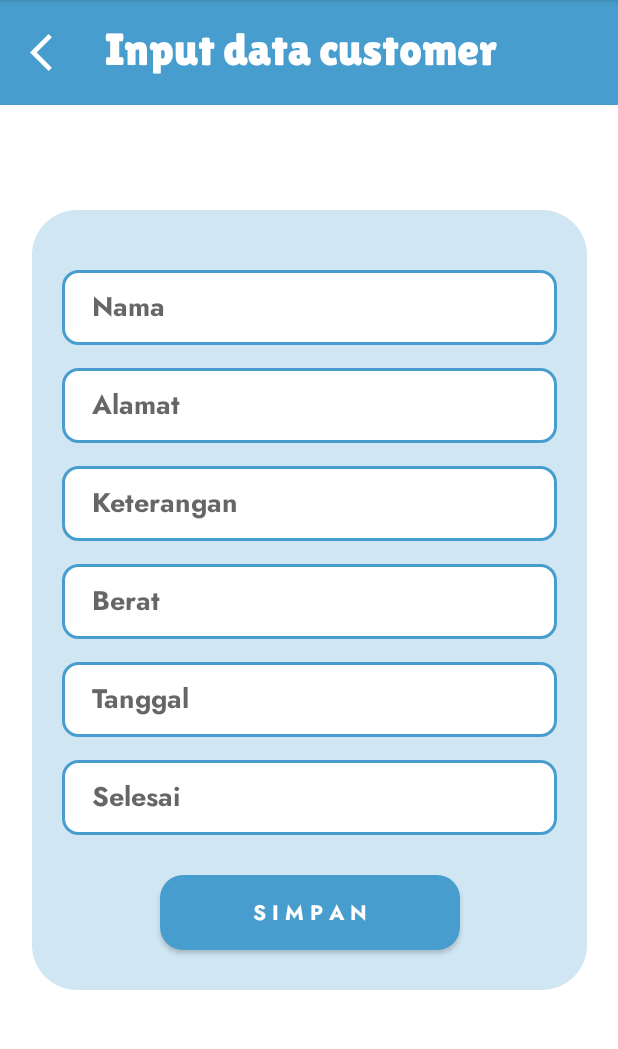
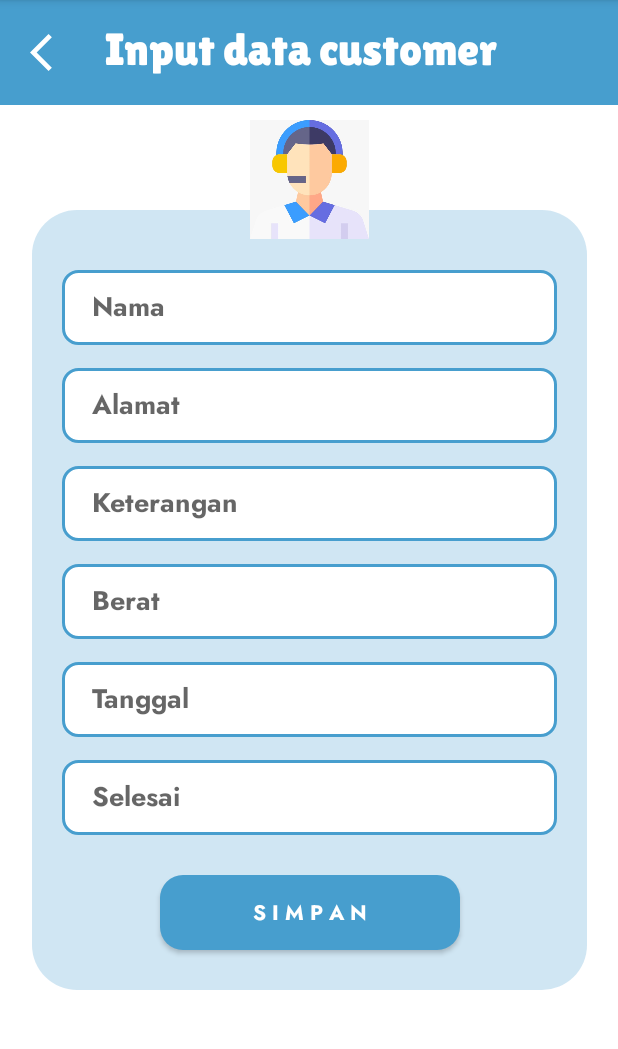
Before and after one commit to pysceseu/PROJEK_KEL5_XIIPPLG3, an Android app: the inputcustomer screen opened directly, with no data from a screen before it, on a phone screen of 412 x 824 dp, the part 84-1133 px from its top. Run offline under Robolectric (Android 15) with nearby library versions, the phone set to English and light mode, and no system bars; Roboto replaces fonts that are not available here.

Commit message:
tambah drwble dan tambah img pd act.inputCust

```diff
--- /dev/null
+++ b/app/src/main/res/drawable/pp.xml
@@ -0,0 +1,5 @@
+<?xml version="1.0" encoding="utf-8"?>
+<shape xmlns:android="http://schemas.android.com/apk/res/android">
+    <corners android:radius="500dp"/>
+    <solid android:color="@color/black"/>
+</shape>
--- a/app/src/main/res/layout/activity_inputcustomer.xml
+++ b/app/src/main/res/layout/activity_inputcustomer.xml
@@ -39,6 +39,7 @@
     </androidx.constraintlayout.widget.ConstraintLayout>
 
     <androidx.constraintlayout.widget.ConstraintLayout
+        android:id="@+id/constraintLayout3"
         android:layout_width="370dp"
         android:layout_height="520dp"
         android:layout_marginTop="70dp"
@@ -54,8 +55,8 @@
             android:layout_marginTop="15dp"
             android:background="@drawable/aa"
             android:ems="10"
+            android:fontFamily="@font/jost_bold"
             android:hint="Selesai"
-            android:fontFamily="@font/jost_bold"
             android:inputType="textPersonName"
             android:paddingLeft="20dp"
             app:layout_constraintEnd_toEndOf="@+id/editTextTextPersonName11"
@@ -69,8 +70,8 @@
             android:layout_marginTop="15dp"
             android:background="@drawable/aa"
             android:ems="10"
+            android:fontFamily="@font/jost_bold"
             android:hint="Tanggal"
-            android:fontFamily="@font/jost_bold"
             android:inputType="textPersonName"
             android:paddingLeft="20dp"
             app:layout_constraintEnd_toEndOf="@+id/editTextTextPersonName10"
@@ -84,8 +85,8 @@
             android:layout_marginTop="15dp"
             android:background="@drawable/aa"
             android:ems="10"
+            android:fontFamily="@font/jost_bold"
             android:hint="Berat"
-            android:fontFamily="@font/jost_bold"
             android:inputType="textPersonName"
             android:paddingLeft="20dp"
             app:layout_constraintEnd_toEndOf="@+id/editTextTextPersonName9"
@@ -99,8 +100,8 @@
             android:layout_marginTop="15dp"
             android:background="@drawable/aa"
             android:ems="10"
+            android:fontFamily="@font/jost_bold"
             android:hint="Keterangan"
-            android:fontFamily="@font/jost_bold"
             android:inputType="textPersonName"
             android:paddingLeft="20dp"
             app:layout_constraintEnd_toEndOf="@+id/editTextTextPersonName8"
@@ -114,8 +115,8 @@
             android:layout_marginTop="15dp"
             android:background="@drawable/aa"
             android:ems="10"
+            android:fontFamily="@font/jost_bold"
             android:hint="Alamat"
-            android:fontFamily="@font/jost_bold"
             android:inputType="textPersonName"
             android:paddingLeft="20dp"
             app:layout_constraintEnd_toEndOf="@+id/editTextTextPersonName7"
@@ -129,8 +130,8 @@
             android:layout_marginTop="40dp"
             android:background="@drawable/aa"
             android:ems="10"
+            android:fontFamily="@font/jost_bold"
             android:hint="Nama"
-            android:fontFamily="@font/jost_bold"
             android:inputType="textPersonName"
             android:paddingLeft="20dp"
             app:layout_constraintEnd_toEndOf="parent"
@@ -151,4 +152,25 @@
             app:layout_constraintTop_toBottomOf="@+id/editTextTextPersonName12" />
 
     </androidx.constraintlayout.widget.ConstraintLayout>
+
+    <androidx.constraintlayout.widget.ConstraintLayout
+        android:layout_width="79dp"
+        android:layout_height="79dp"
+        android:layout_marginTop="10dp"
+        android:background="@drawable/pp"
+        app:layout_constraintEnd_toEndOf="parent"
+        app:layout_constraintStart_toStartOf="parent"
+        app:layout_constraintTop_toBottomOf="@+id/constraintLayout2">
+
+        <ImageView
+            android:id="@+id/imageView13"
+            android:layout_width="wrap_content"
+            android:layout_height="wrap_content"
+            app:layout_constraintBottom_toBottomOf="parent"
+            app:layout_constraintEnd_toEndOf="parent"
+            app:layout_constraintStart_toStartOf="parent"
+            app:layout_constraintTop_toTopOf="parent"
+            app:srcCompat="@drawable/whatsapp_image_2023_10_05_at_09_02_29" />
+    </androidx.constraintlayout.widget.ConstraintLayout>
+
 </androidx.constraintlayout.widget.ConstraintLayout>
```
